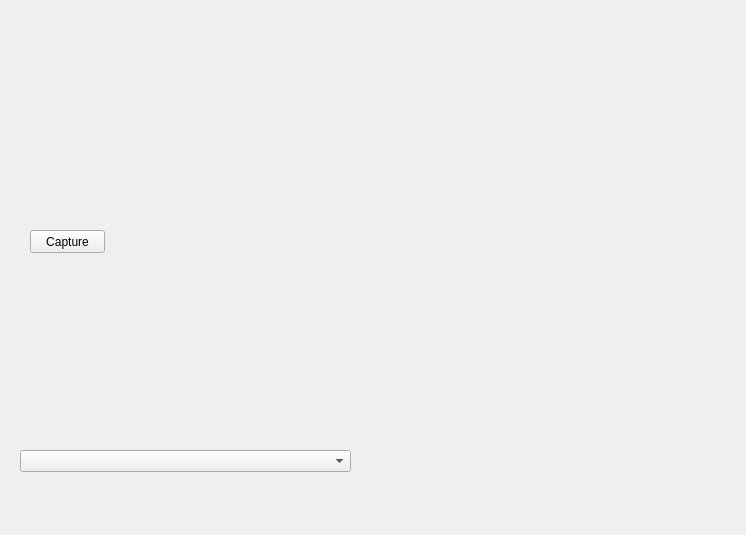
The window that src/evbl.ui (AustralianSynchrotron/eVBL) describes before a commit, drawn with Qt 5.
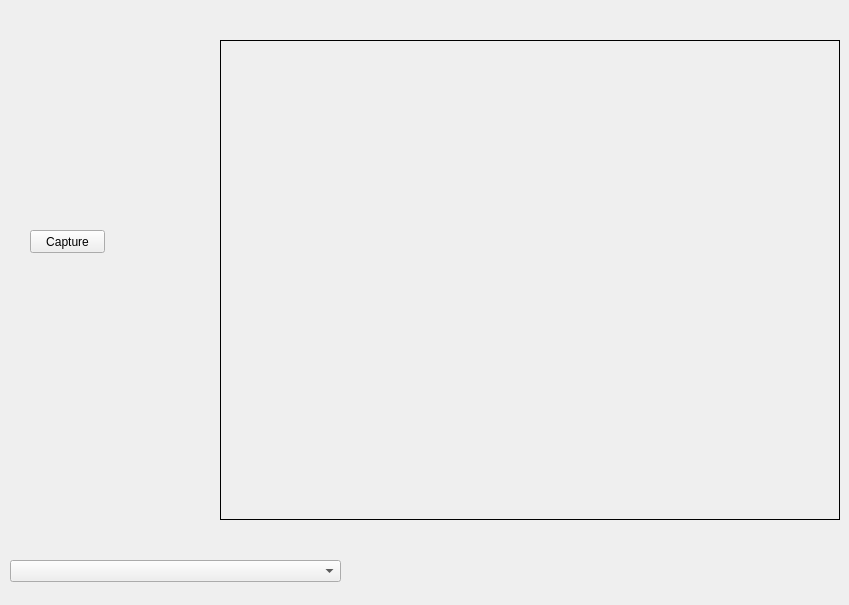
The same window after the commit. Custom widgets are drawn as their Qt base class.

Commit message: capture button functional

Diff of the .ui file:
```diff
--- a/src/evbl.ui
+++ b/src/evbl.ui
@@ -6,8 +6,8 @@
    <rect>
     <x>0</x>
     <y>0</y>
-    <width>746</width>
-    <height>535</height>
+    <width>849</width>
+    <height>605</height>
    </rect>
   </property>
   <property name="windowTitle">
@@ -26,8 +26,8 @@
   <widget class="QComboBox" name="device_list">
    <property name="geometry">
     <rect>
-     <x>20</x>
-     <y>450</y>
+     <x>10</x>
+     <y>560</y>
      <width>331</width>
      <height>22</height>
     </rect>
@@ -56,6 +56,25 @@
     <string>Capture</string>
    </property>
   </widget>
+  <widget class="QLabel" name="show_capture">
+   <property name="geometry">
+    <rect>
+     <x>220</x>
+     <y>40</y>
+     <width>620</width>
+     <height>480</height>
+    </rect>
+   </property>
+   <property name="autoFillBackground">
+    <bool>true</bool>
+   </property>
+   <property name="frameShape">
+    <enum>QFrame::Box</enum>
+   </property>
+   <property name="text">
+    <string/>
+   </property>
+  </widget>
  </widget>
  <layoutdefault spacing="6" margin="11"/>
  <customwidgets>
```
Left out of the diff: 13 changed lines with no effect on the pictures. The commit also changes 2 other files.
